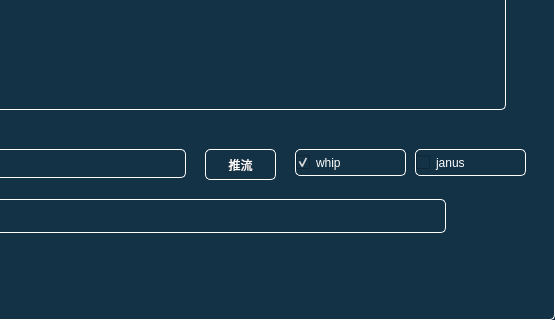
This is demo/metapushstream6/recordmainwindow.ui in metartc/metaRTC as Qt 5 draws it before an edit; both pictures show x 595 to 1150 and y 513 to 833 of the 1150 by 833 pixel window. The edited form follows.
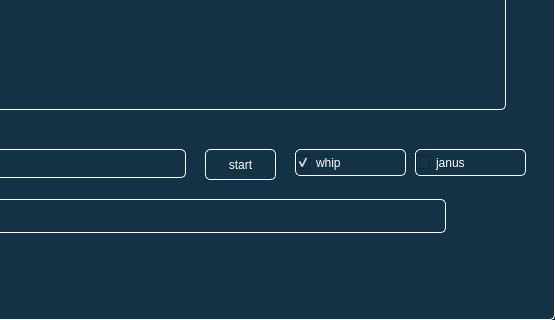
This is the edited form.

```diff
--- a/demo/metapushstream6/recordmainwindow.ui
+++ b/demo/metapushstream6/recordmainwindow.ui
@@ -93,7 +93,7 @@
      </rect>
     </property>
     <property name="text">
-     <string>推流</string>
+     <string>start</string>
     </property>
    </widget>
    <widget class="QFrame" name="vdMain">
```
